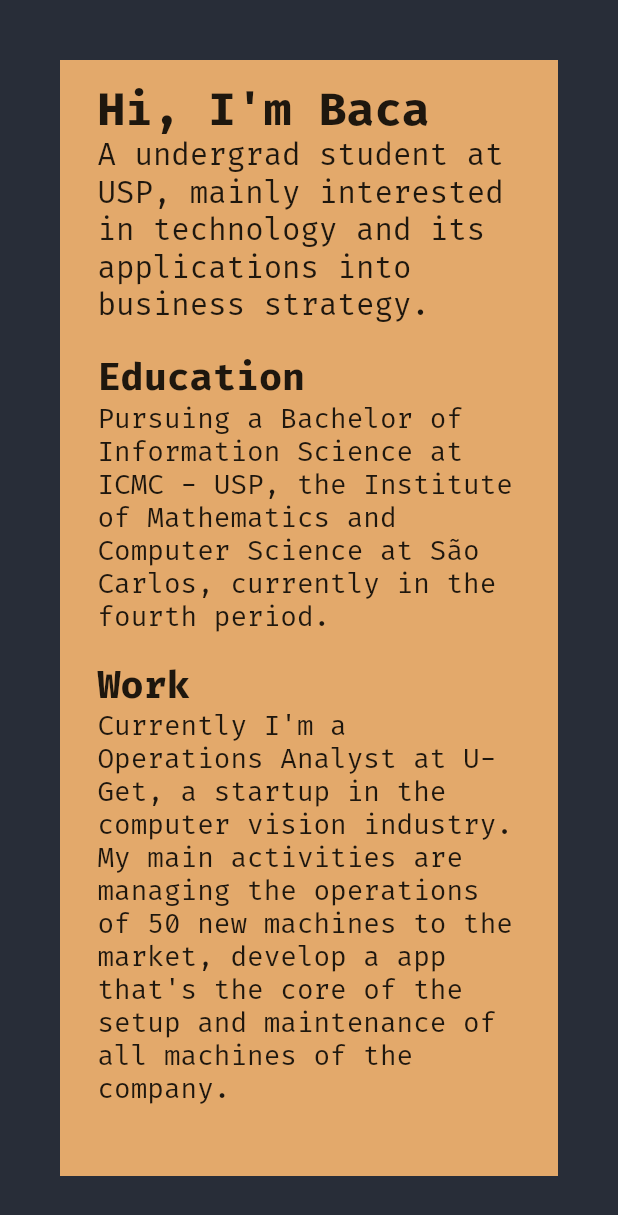
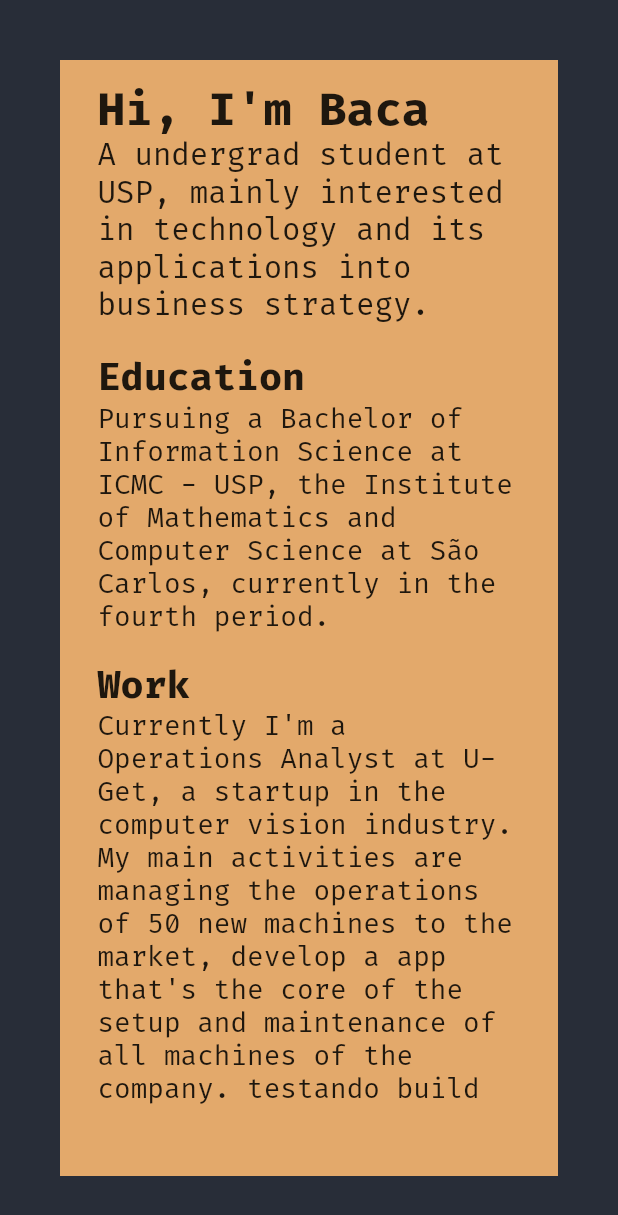
Before and after one commit to viniciusbaca/viniciusbaca.github.io, a Flutter app: the screen it shows after launch, on a phone screen of 412 x 824 dp. Shown: the top 1215 px of the screen. Run offline on Flutter 3.47's test engine with Material 2 defaults, Android fonts, the phone set to English and light mode, and no system bars.

```diff
--- a/lib/frontPage.dart
+++ b/lib/frontPage.dart
@@ -63,7 +63,7 @@ class FrontPage extends StatelessWidget {
                     " in the computer vision industry. My main activities are"
                     " managing the operations of 50 new machines to the market,"
                     " develop a app that's the core of the setup and maintenance"
-                    " of all machines of the company.",
+                    " of all machines of the company. testando build",
               ),
             ],
           ),
```
Also changed, not shown: 1 other file.
